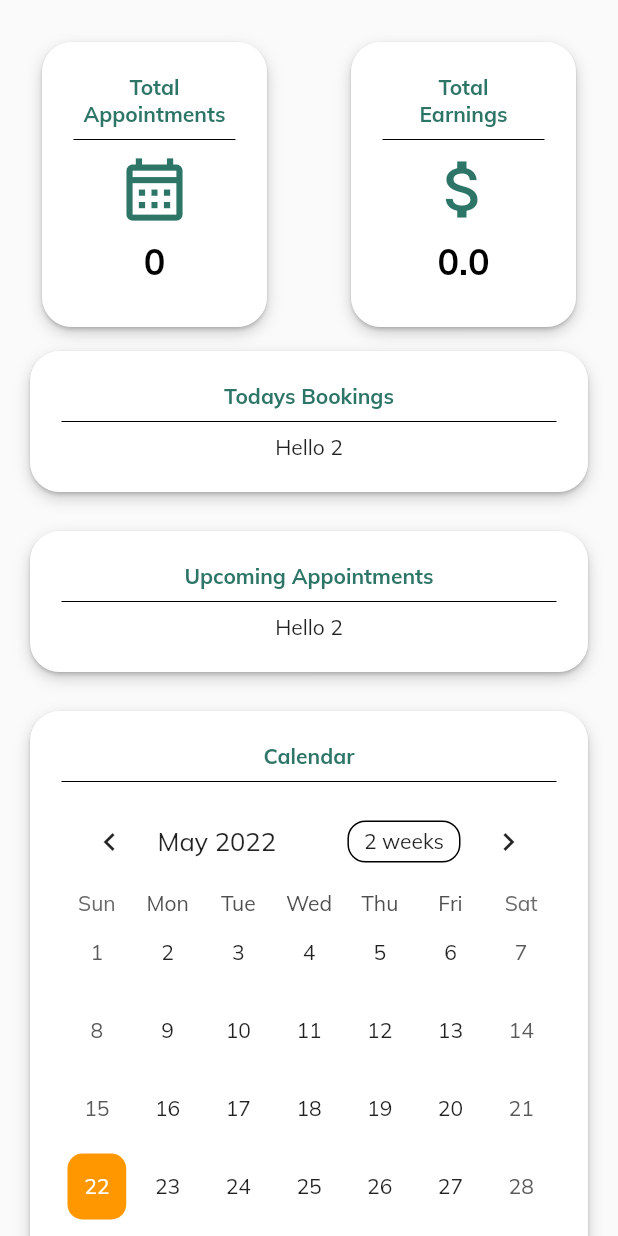
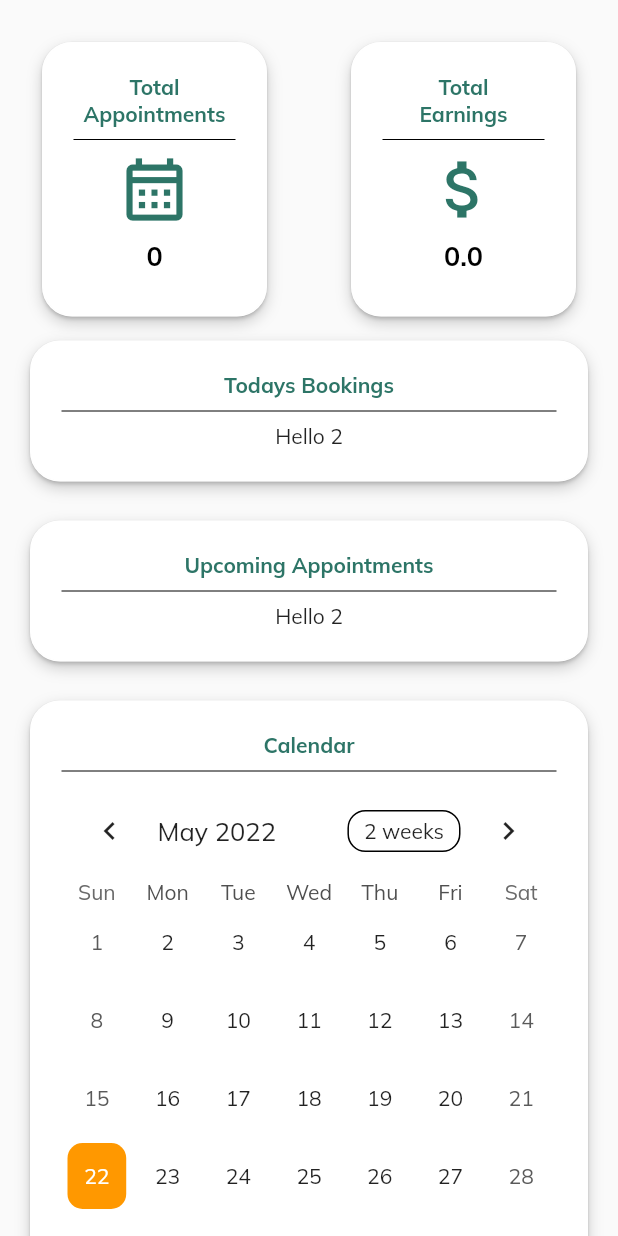
Before and after one commit to yousaf530/Helpex_App, a Flutter app: the AdvisorDashboard screen opened directly, on a phone screen of 412 x 824 dp. Run offline on Flutter 3.47's test engine with Material 2 defaults, Android fonts, the phone set to English and light mode, and no system bars; drawn by our look-alikes of table_calendar; our stand-ins replace cloud_firestore, date_field, email_validator, firebase_auth, firebase_core, firebase_storage and 5 more; missing offline and left inert: images_picker; accounts and stored records are empty.

Commit message:
Dashboard Update

```diff
--- a/helpex/lib/screens/Advisor/dashboard.dart
+++ b/helpex/lib/screens/Advisor/dashboard.dart
@@ -55,7 +55,9 @@ class _AdvisorDashboardState extends State<AdvisorDashboard> {
     }
   }
 
-  getData() async {
+  Future<void> getData() async {
+    totalEarnings = 0;
+    totalAppointments = 0;
     await readAppointments();
     //await readAdvisor();
     setState(() {
@@ -66,7 +68,9 @@ class _AdvisorDashboardState extends State<AdvisorDashboard> {
   final MyUser currentUser = MyUser.getMyUser();
   @override
   Widget build(BuildContext context) {
-    return Scaffold(
+    return RefreshIndicator(
+      onRefresh: getData,
+      child: Scaffold(
         body: isData == false
             ? Center(child: CircularProgressIndicator())
             : Stack(
@@ -118,8 +122,9 @@ class _AdvisorDashboardState extends State<AdvisorDashboard> {
                                               style: GoogleFonts.mulish(
                                                 textStyle: const TextStyle(
                                                     color: Colors.black,
-                                                  fontSize: 24,
-                                                  fontWeight: FontWeight.w700),
+                                                    fontSize: 18,
+                                                    fontWeight:
+                                                        FontWeight.w700),
                                               ),
                                             ),
                                           ),
@@ -162,8 +167,9 @@ class _AdvisorDashboardState extends State<AdvisorDashboard> {
                                               style: GoogleFonts.mulish(
                                                 textStyle: const TextStyle(
                                                     color: Colors.black,
-                                                  fontSize: 24,
-                                                  fontWeight: FontWeight.w700),
+                                                    fontSize: 18,
+                                                    fontWeight:
+                                                        FontWeight.w700),
                                               ),
                                             ),
                                           ),
@@ -247,11 +253,12 @@ class _AdvisorDashboardState extends State<AdvisorDashboard> {
                                                 color: Theme.of(context)
                                                     .primaryColor,
                                                 borderRadius:
-                                                  BorderRadius.circular(10.0)),
+                                                    BorderRadius.circular(
+                                                        10.0)),
                                             child: Text(
                                               date.day.toString(),
-                                            style:
-                                                TextStyle(color: Colors.white),
+                                              style: TextStyle(
+                                                  color: Colors.white),
                                             )),
                                     todayBuilder: (context, date, events) =>
                                         Container(
@@ -260,11 +267,12 @@ class _AdvisorDashboardState extends State<AdvisorDashboard> {
                                             decoration: BoxDecoration(
                                                 color: Colors.orange,
                                                 borderRadius:
-                                                  BorderRadius.circular(10.0)),
+                                                    BorderRadius.circular(
+                                                        10.0)),
                                             child: Text(
                                               date.day.toString(),
-                                            style:
-                                                TextStyle(color: Colors.white),
+                                              style: TextStyle(
+                                                  color: Colors.white),
                                             )),
                                   ),
                                 ),
@@ -278,6 +286,7 @@ class _AdvisorDashboardState extends State<AdvisorDashboard> {
                   ),
                 ],
               ),
+      ),
     );
   }
 }
--- a/helpex/lib/screens/chat/advisorChatHome.dart
+++ b/helpex/lib/screens/chat/advisorChatHome.dart
@@ -38,7 +38,7 @@ class _AdvisorChatHomeState extends State<AdvisorChatHome> {
     var data1 = querySnapshots.data();
     var data2 = querySnapshot.data();
 
-    double earnings = data2!["totalEarnings"];
+    double earnings = data2!["totalEarnings"].toDouble();
     earnings = earnings + createAppointment.cost;
 
     await db
```
Lines whose indentation alone changed are shown as unchanged.
